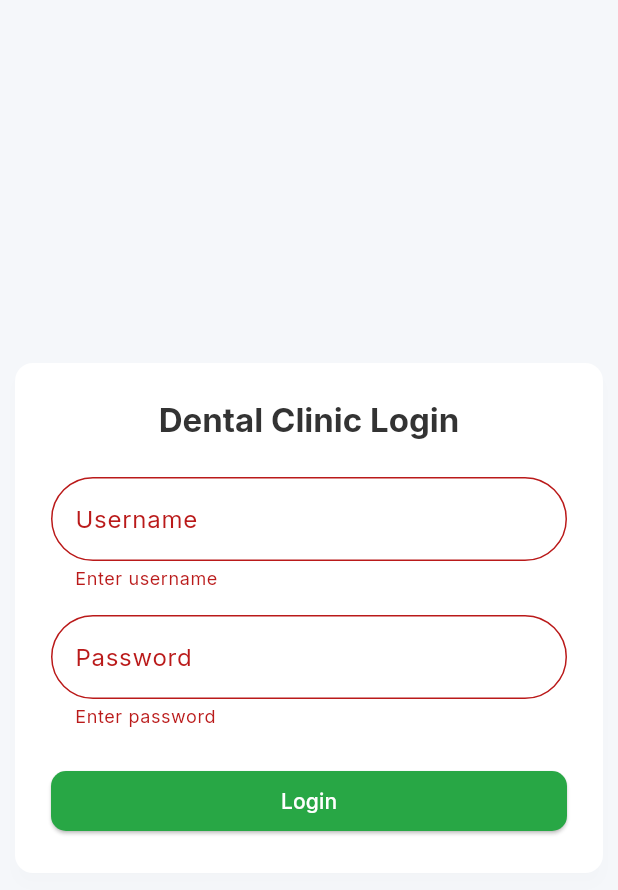
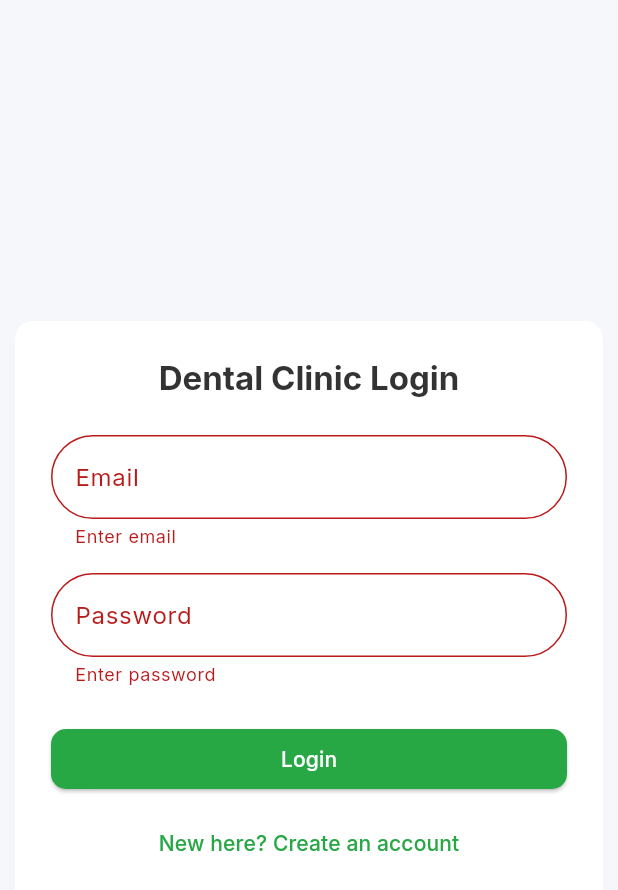
Before and after one commit to shawnsam890ai-ops/odontist-plus, a Flutter app: the screen it shows after launch, after a tap on "Login", on a phone screen of 412 x 824 dp. Shown: the top 890 px of the screen. Run offline on Flutter 3.47's test engine with Material 3 defaults, Android fonts, the phone set to English and light mode, and no system bars; our stand-ins replace file_picker, firebase_core, flutter_animate, flutter_svg, google_fonts, pdf and 3 more; accounts and stored records are empty.

```diff
--- a/lib/core/app_router.dart
+++ b/lib/core/app_router.dart
@@ -8,6 +8,8 @@ import '../ui/pages/patient_detail_page.dart';
 import '../ui/pages/patient_lab_work_page.dart';
 import '../ui/pages/edit_patient_page.dart';
 import '../ui/pages/manage_patients_modern.dart';
+import '../ui/pages/pending_approval_page.dart';
+import '../ui/pages/admin_users_page.dart';
 
 class AppRouter {
   static Route<dynamic> generate(RouteSettings settings) {
@@ -18,6 +20,10 @@ class AppRouter {
         return MaterialPageRoute(builder: (_) => const LoginPage());
       case DashboardPage.routeName:
         return MaterialPageRoute(builder: (_) => const DashboardPage());
+      case PendingApprovalPage.routeName:
+        return MaterialPageRoute(builder: (_) => const PendingApprovalPage());
+      case AdminUsersPage.routeName:
+        return MaterialPageRoute(builder: (_) => const AdminUsersPage());
       case PatientListPage.routeName:
         return MaterialPageRoute(builder: (_) => const PatientListPage());
       case AddPatientPage.routeName:
--- /dev/null
+++ b/lib/core/auth_backend.dart
@@ -0,0 +1,13 @@
+import '../models/app_user.dart';
+
+abstract class AuthBackend {
+  Future<AppUser?> currentUser();
+  Stream<AppUser?> authStateChanges();
+  Future<AppUser> register({required String email, required String password, String? displayName});
+  Future<AppUser> signIn({required String email, required String password});
+  Future<void> signOut();
+
+  // Admin approval
+  Future<void> setApproved(String uid, bool approved);
+  Future<List<AppUser>> listUsers({bool? approved});
+}
--- a/lib/main.dart
+++ b/lib/main.dart
@@ -16,6 +16,8 @@ import 'providers/medicine_provider.dart';
 import 'providers/utility_provider.dart';
 import 'ui/pages/splash_page.dart';
 import 'core/app_theme.dart';
+import 'providers/auth_provider.dart';
+// Firebase initialization will be added after FlutterFire configure.
 
 void main() {
   runApp(const DentalClinicApp());
@@ -27,7 +29,10 @@ class DentalClinicApp extends StatelessWidget {
   @override
   Widget build(BuildContext context) {
     return MultiProvider(
-      providers: [
+    providers: [
+  // To enable Firebase auth, replace the line below with:
+  // ChangeNotifierProvider(create: (_) => AuthProvider(backend: FirebaseAuthBackend())),
+  ChangeNotifierProvider(create: (_) => AuthProvider()),
   ChangeNotifierProvider(create: (_) => PatientProvider()),
   ChangeNotifierProvider(create: (_) => RevenueProvider()),
         ChangeNotifierProvider(create: (_) => LabProvider()),
@@ -50,6 +55,8 @@ class DentalClinicApp extends StatelessWidget {
         builder: (ctx) {
           // Register cross-provider reference once tree is built
           WidgetsBinding.instance.addPostFrameCallback((_) {
+            // Auth first
+            ctx.read<AuthProvider>().ensureLoaded();
             final opt = ctx.read<OptionsProvider>();
             final pats = ctx.read<PatientProvider>();
             opt.registerPatientProvider(pats);
--- /dev/null
+++ b/lib/models/app_user.dart
@@ -0,0 +1,51 @@
+enum UserRole { admin, user }
+
+class AppUser {
+  final String uid;
+  final String email;
+  final String? displayName;
+  final String? clinicId;
+  final UserRole role;
+  final bool approved;
+  final DateTime createdAt;
+
+  AppUser({
+    required this.uid,
+    required this.email,
+    this.displayName,
+    this.clinicId,
+    this.role = UserRole.user,
+    this.approved = false,
+    DateTime? createdAt,
+  }) : createdAt = createdAt ?? DateTime.now();
+
+  AppUser copyWith({String? displayName, String? clinicId, UserRole? role, bool? approved}) => AppUser(
+        uid: uid,
+        email: email,
+        displayName: displayName ?? this.displayName,
+        clinicId: clinicId ?? this.clinicId,
+        role: role ?? this.role,
+        approved: approved ?? this.approved,
+        createdAt: createdAt,
+      );
+
+  Map<String, dynamic> toJson() => {
+        'uid': uid,
+        'email': email,
+        'displayName': displayName,
+        'clinicId': clinicId,
+        'role': role.name,
+        'approved': approved,
+        'createdAt': createdAt.toIso8601String(),
+      };
+
+  factory AppUser.fromJson(Map<String, dynamic> j) => AppUser(
+        uid: j['uid'] as String,
+        email: j['email'] as String,
+        displayName: j['displayName'] as String?,
+        clinicId: j['clinicId'] as String?,
+        role: (j['role'] as String?) == 'admin' ? UserRole.admin : UserRole.user,
+        approved: (j['approved'] as bool?) ?? false,
+        createdAt: DateTime.tryParse(j['createdAt'] as String? ?? '') ?? DateTime.now(),
+      );
+}
--- /dev/null
+++ b/lib/providers/auth_provider.dart
@@ -0,0 +1,63 @@
+import 'package:flutter/foundation.dart';
+import '../models/app_user.dart';
+import '../core/auth_backend.dart';
+import '../core/auth_backend_local.dart';
+
+// To switch to Firebase after running `flutterfire configure`, import
+//   import '../core/auth_backend_firebase.dart';
+// and pass: AuthProvider(backend: FirebaseAuthBackend()) at provider creation.
+class AuthProvider extends ChangeNotifier {
+  final AuthBackend _backend;
+  AppUser? _user;
+  bool _loaded = false;
+
+  AuthProvider({AuthBackend? backend}) : _backend = backend ?? LocalMockAuthBackend() {
+    _backend.authStateChanges().listen((u) {
+      _user = u;
+      notifyListeners();
+    });
+  }
+
+  AppUser? get user => _user;
+  bool get isLoaded => _loaded;
+  bool get isLoggedIn => _user != null;
+  bool get isApproved => _user?.approved == true;
+  bool get isAdmin => _user?.role == UserRole.admin;
+
+  Future<void> ensureLoaded() async {
+    if (_loaded) return;
+    _user = await _backend.currentUser();
+    _loaded = true;
+    notifyListeners();
+  }
+
+  Future<String?> register(String email, String password, {String? displayName}) async {
+    try {
+      _user = await _backend.register(email: email, password: password, displayName: displayName);
+      notifyListeners();
+      return null;
+    } catch (e) {
+      return e.toString();
+    }
+  }
+
+  Future<String?> signIn(String email, String password) async {
+    try {
+      _user = await _backend.signIn(email: email, password: password);
+      notifyListeners();
+      return null;
+    } catch (e) {
+      return e.toString();
+    }
+  }
+
+  Future<void> signOut() async {
+    await _backend.signOut();
+    _user = null;
+    notifyListeners();
+  }
+
+  Future<List<AppUser>> listPendingUsers() async => _backend.listUsers(approved: false);
+  Future<void> approveUser(String uid) async => _backend.setApproved(uid, true);
+  Future<void> revokeUser(String uid) async => _backend.setApproved(uid, false);
+}
--- a/lib/ui/pages/login_page.dart
+++ b/lib/ui/pages/login_page.dart
@@ -1,5 +1,8 @@
 import 'package:flutter/material.dart';
+import 'package:provider/provider.dart';
+import '../../providers/auth_provider.dart';
 import 'dashboard_page.dart';
+import 'pending_approval_page.dart';
 
 class LoginPage extends StatefulWidget {
   static const routeName = '/login';
@@ -12,6 +15,8 @@ class _LoginPageState extends State<LoginPage> {
   final _formKey = GlobalKey<FormState>();
   final _userController = TextEditingController();
   final _passController = TextEditingController();
+  bool _isRegister = false;
+  String? _error;
 
   @override
   Widget build(BuildContext context) {
@@ -28,12 +33,12 @@ class _LoginPageState extends State<LoginPage> {
                 child: Column(
                   mainAxisSize: MainAxisSize.min,
                   children: [
-                    Text('Dental Clinic Login', style: Theme.of(context).textTheme.titleLarge),
+                    Text(_isRegister ? 'Create your account' : 'Dental Clinic Login', style: Theme.of(context).textTheme.titleLarge),
                     const SizedBox(height: 24),
                     TextFormField(
                       controller: _userController,
-                      decoration: const InputDecoration(labelText: 'Username'),
-                      validator: (v) => (v == null || v.isEmpty) ? 'Enter username' : null,
+                      decoration: const InputDecoration(labelText: 'Email'),
+                      validator: (v) => (v == null || v.isEmpty) ? 'Enter email' : null,
                     ),
                     const SizedBox(height: 16),
                     TextFormField(
@@ -42,18 +47,43 @@ class _LoginPageState extends State<LoginPage> {
                       obscureText: true,
                       validator: (v) => (v == null || v.isEmpty) ? 'Enter password' : null,
                     ),
+                    if (_error != null) ...[
+                      const SizedBox(height: 8),
+                      Text(_error!, style: TextStyle(color: Theme.of(context).colorScheme.error)),
+                    ],
                     const SizedBox(height: 24),
                     SizedBox(
                       width: double.infinity,
                       child: ElevatedButton(
-                        onPressed: () {
-                          if (_formKey.currentState!.validate()) {
+                        onPressed: () async {
+                          if (!_formKey.currentState!.validate()) return;
+                          setState(() => _error = null);
+                          final auth = context.read<AuthProvider>();
+                          String? err;
+                          if (_isRegister) {
+                            err = await auth.register(_userController.text.trim(), _passController.text.trim());
+                          } else {
+                            err = await auth.signIn(_userController.text.trim(), _passController.text.trim());
+                          }
+                          if (err != null) {
+                            setState(() => _error = err);
+                            return;
+                          }
+                          if (!mounted) return;
+                          if (auth.isApproved) {
                             Navigator.of(context).pushReplacementNamed(DashboardPage.routeName);
+                          } else {
+                            Navigator.of(context).pushReplacementNamed(PendingApprovalPage.routeName);
                           }
                         },
-                        child: const Text('Login'),
+                        child: Text(_isRegister ? 'Create account' : 'Login'),
                       ),
-                    )
+                    ),
+                    const SizedBox(height: 8),
+                    TextButton(
+                      onPressed: () => setState(() => _isRegister = !_isRegister),
+                      child: Text(_isRegister ? 'Already have an account? Sign in' : 'New here? Create an account'),
+                    ),
                   ],
                 ),
               ),
--- a/lib/ui/pages/splash_page.dart
+++ b/lib/ui/pages/splash_page.dart
@@ -1,7 +1,11 @@
 import 'dart:async';
 import 'package:flutter/material.dart';
 import 'package:flutter_animate/flutter_animate.dart';
+import 'package:provider/provider.dart';
+import '../../providers/auth_provider.dart';
 import 'login_page.dart';
+import 'dashboard_page.dart';
+import 'pending_approval_page.dart';
 
 class SplashPage extends StatefulWidget {
   static const routeName = '/';
@@ -15,9 +19,18 @@ class _SplashPageState extends State<SplashPage> {
   @override
   void initState() {
     super.initState();
-    _navTimer = Timer(const Duration(seconds: 2), () {
+    _navTimer = Timer(const Duration(seconds: 2), () async {
       if (!mounted) return;
-      Navigator.of(context).pushReplacementNamed(LoginPage.routeName);
+      final auth = context.read<AuthProvider>();
+      await auth.ensureLoaded();
+      if (!mounted) return;
+      if (!auth.isLoggedIn) {
+        Navigator.of(context).pushReplacementNamed(LoginPage.routeName);
+      } else if (!auth.isApproved) {
+        Navigator.of(context).pushReplacementNamed(PendingApprovalPage.routeName);
+      } else {
+        Navigator.of(context).pushReplacementNamed(DashboardPage.routeName);
+      }
     });
   }
 
--- a/pubspec.yaml
+++ b/pubspec.yaml
@@ -11,6 +11,10 @@ dependencies:
     sdk: flutter
   cupertino_icons: ^1.0.6
   provider: ^6.0.5
+  firebase_core: 4.1.1
+  firebase_auth: ^6.0.0
+  cloud_firestore: ^6.0.0
+  firebase_storage: ^13.0.0
   uuid: ^4.2.1
   collection: ^1.18.0
   intl: ^0.19.0
```
Also changed, not shown: lib/core/auth_backend_firebase.dart (added, +203 -0 lines), lib/core/auth_backend_local.dart (added, +97 -0 lines), lib/ui/pages/admin_users_page.dart (added, +74 -0 lines), lib/ui/pages/dashboard_page.dart (+28 -3 lines), lib/ui/pages/pending_approval_page.dart (added, +39 -0 lines), firebase.json (added), lib/core/firebase_options.dart (added), lib/firebase_options.dart (added), pubspec.lock, 6 other files.
